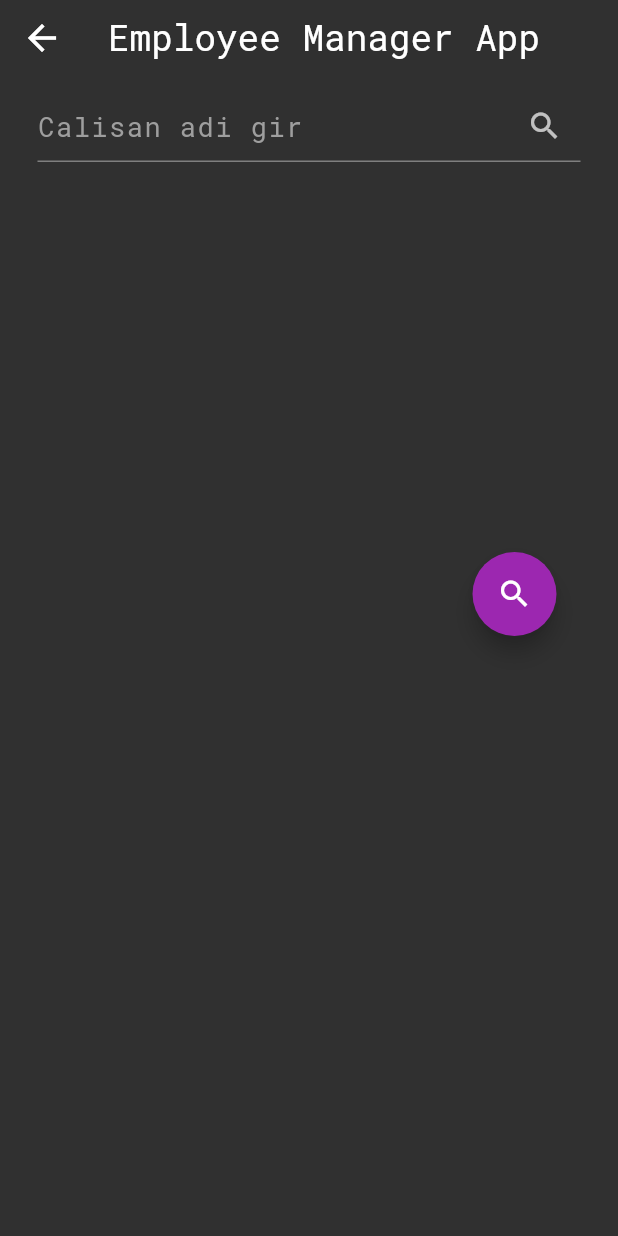
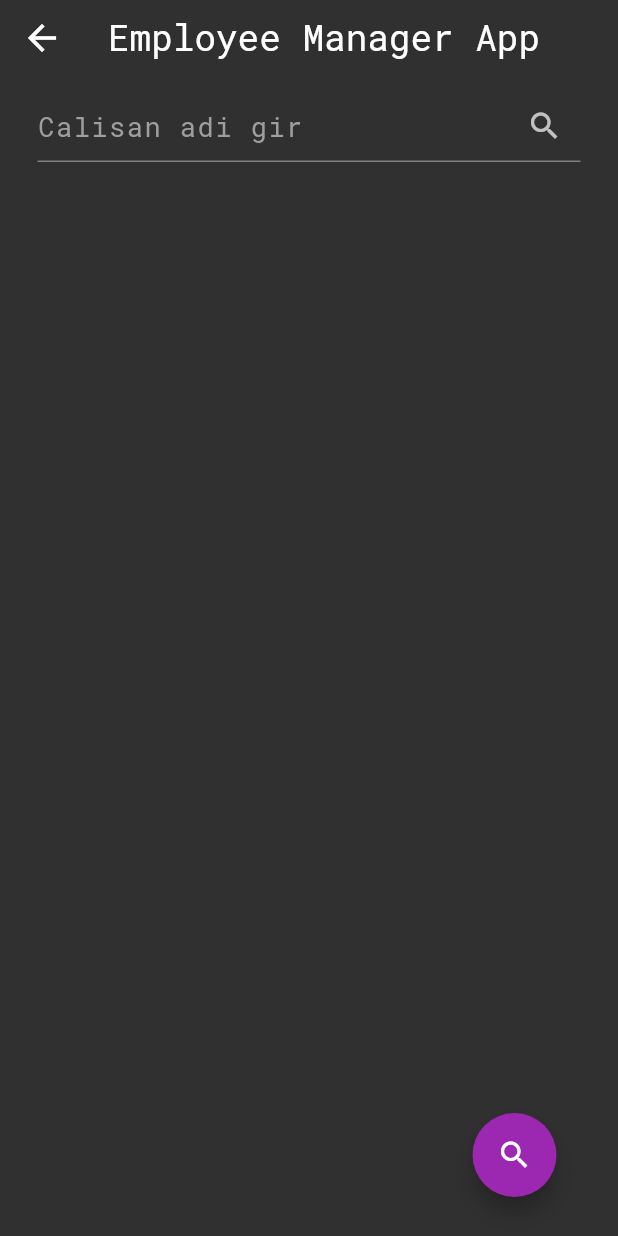
Before and after one commit to MertSaygili/flutter_local_databases, a Flutter app: the DeleteEmployeePageView screen opened directly with empty values, on a phone screen of 412 x 824 dp. Run offline on Flutter 3.47's test engine with Material 2 defaults, Android fonts, the phone set to English and light mode, and no system bars; our stand-ins replace sqflite; accounts and stored records are empty.

Commit message:
floating action button located to bottom right

```diff
--- a/lib/SQFlite/view/delete_employee_page.dart
+++ b/lib/SQFlite/view/delete_employee_page.dart
@@ -35,6 +35,7 @@ class _DeleteEmployeePageViewState extends State<DeleteEmployeePageView> {
     return Scaffold(
       appBar: CustomAppbar(),
       body: Column(
+        mainAxisSize: MainAxisSize.max,
         children: [
           Expanded(
             flex: 2,
--- a/lib/SQFlite/widgets/custom_floatingactionbutton.dart
+++ b/lib/SQFlite/widgets/custom_floatingactionbutton.dart
@@ -22,7 +22,7 @@ class _CustomFloatActionButtonState extends State<CustomFloatActionButton> {
     return Padding(
       padding: PaddingItems().paddingTextField,
       child: Align(
-        alignment: Alignment.centerRight,
+        alignment: Alignment.bottomRight,
         child: FloatingActionButton(
           onPressed: () => widget.fun(),
           child: widget.icon,
--- a/lib/main.dart
+++ b/lib/main.dart
@@ -11,6 +11,7 @@ class MyApp extends StatelessWidget {
 
   @override
   Widget build(BuildContext context) {
+    FloatingActionButtonLocation.centerDocked;
     return MaterialApp(
       title: 'Flutter Local Databases',
       theme: CustomDarkTheme().theme,
```
